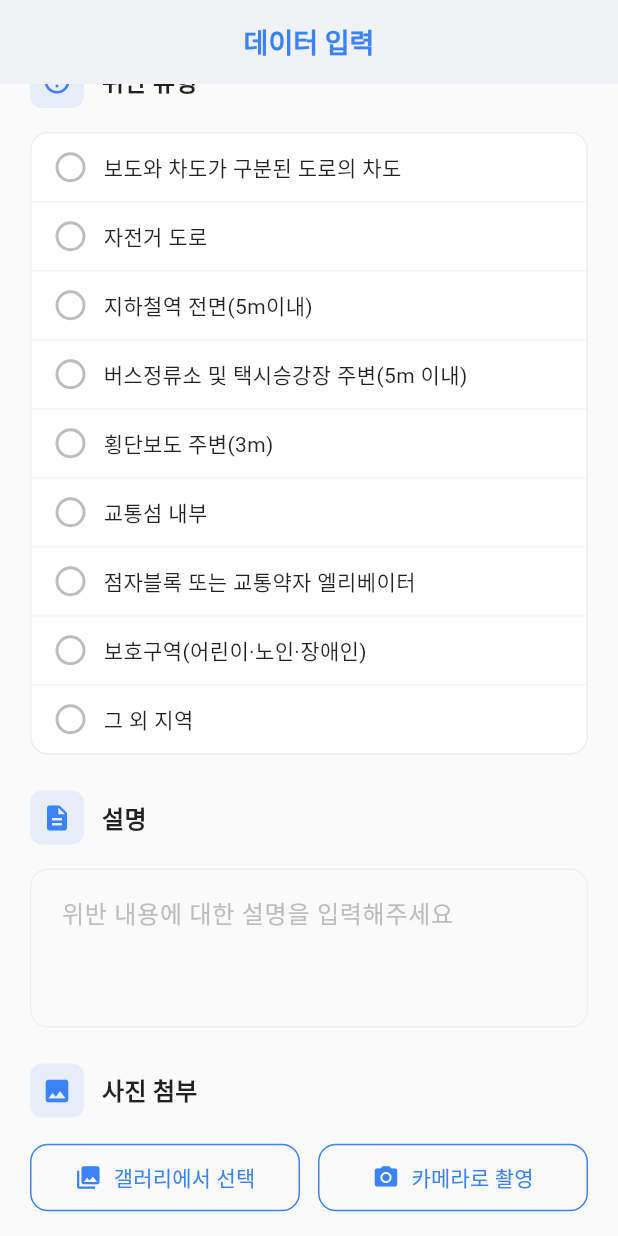
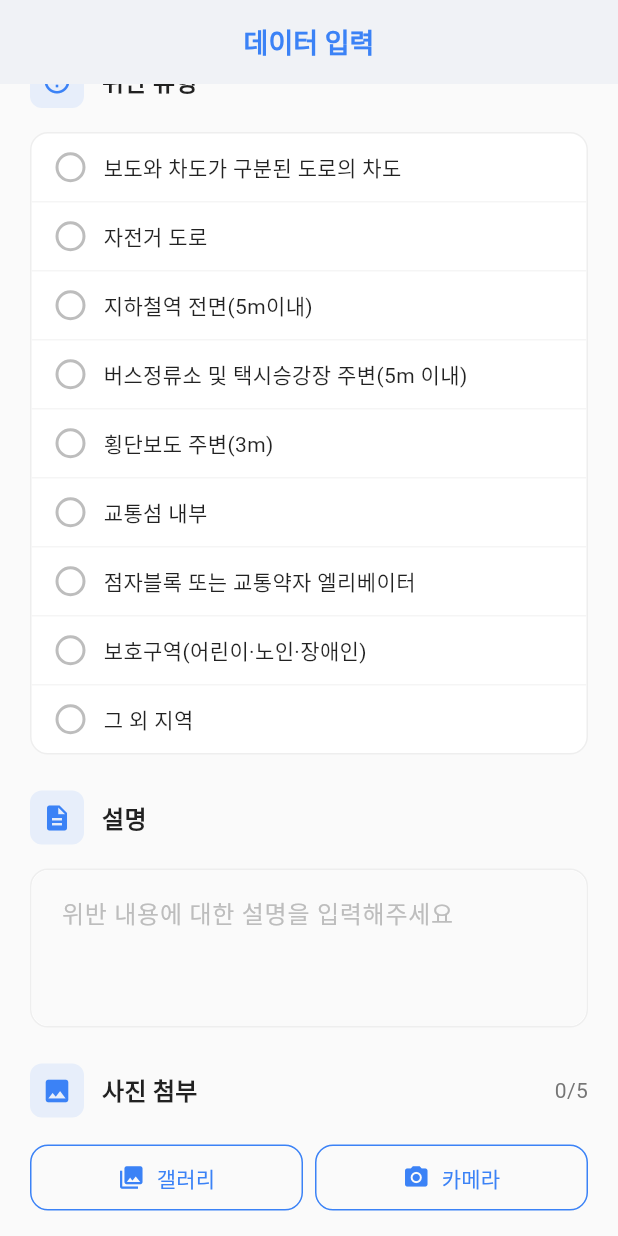
Before and after one commit to jarry3369/pm_goroshi, a Flutter app: the DataFormPage screen opened by its route, scrolled down 576 dp, on a phone screen of 412 x 824 dp. Run offline on Flutter 3.47's test engine with Material 3 defaults, Android fonts, the phone set to English and light mode, and no system bars; our stand-ins replace dio, flutter_image_compress, flutter_riverpod, freezed_annotation, geocoding, geolocator and 7 more; missing offline and left inert: flutter_naver_map, mobile_scanner; accounts and stored records are empty; generated files the repository leaves out were written again.

Commit message:
이미지 선택 멀티로 가능하도록 수정

```diff
--- a/pmgoroshi/lib/domain/services/image_picker_service.dart
+++ b/pmgoroshi/lib/domain/services/image_picker_service.dart
@@ -3,4 +3,5 @@ import 'package:riverpod_annotation/riverpod_annotation.dart';
 abstract class ImagePickerService {
   Future<String?> pickImageFromGallery();
   Future<String?> pickImageFromCamera();
+  Future<List<String>> pickMultipleImagesFromGallery();
 }
--- a/pmgoroshi/lib/presentation/pages/data_form/data_form_page.dart
+++ b/pmgoroshi/lib/presentation/pages/data_form/data_form_page.dart
@@ -618,13 +618,21 @@ class ImagePickerSection extends ConsumerWidget {
   const ImagePickerSection({super.key, required this.qrData});
 
   final String qrData;
+  // 최대 이미지 개수 상수 정의
+  static const int maxImages = 5;
 
   @override
   Widget build(BuildContext context, WidgetRef ref) {
     final imagePaths = ref.watch(
       dataFormControllerProvider(qrData).select((s) => s.imagePaths),
     );
+    final isImageLoading = ref.watch(
+      dataFormControllerProvider(qrData).select((s) => s.isImageLoading),
+    );
     final controller = ref.read(dataFormControllerProvider(qrData).notifier);
+
+    // 이미지가 최대 개수에 도달했는지 확인
+    final bool isMaxImagesReached = imagePaths.length >= maxImages;
 
     return Column(
       crossAxisAlignment: CrossAxisAlignment.start,
@@ -651,6 +659,27 @@ class ImagePickerSection extends ConsumerWidget {
                 color: Colors.black87,
               ),
             ),
+            const Spacer(),
+            // 이미지 로딩 인디케이터 추가
+            if (isImageLoading)
+              Container(
+                width: 16,
+                height: 16,
+                margin: const EdgeInsets.only(right: 8),
+                child: CircularProgressIndicator(
+                  color: Colors.grey.shade500,
+                  strokeWidth: 2,
+                ),
+              ),
+            // 이미지 수 표시 추가
+            Text(
+              '${imagePaths.length}/$maxImages',
+              style: TextStyle(
+                color: isMaxImagesReached ? Colors.red : Colors.grey.shade600,
+                fontWeight:
+                    isMaxImagesReached ? FontWeight.bold : FontWeight.normal,
+              ),
+            ),
           ],
         ),
         const SizedBox(height: 16),
@@ -658,21 +687,72 @@ class ImagePickerSection extends ConsumerWidget {
           children: [
             Expanded(
               child: OutlinedButton.icon(
-                onPressed: controller.pickImageFromGallery,
+                onPressed:
+                    isMaxImagesReached || isImageLoading
+                        ? null // 최대 개수에 도달하거나 로딩 중이면 버튼 비활성화
+                        : () async {
+                          if (imagePaths.length >= maxImages) {
+                            // 이미 최대 개수라면 스낵바 표시
+                            ScaffoldMessenger.of(context).showSnackBar(
+                              SnackBar(
+                                content: Text('최대 $maxImages장까지만 업로드 가능합니다'),
+                                backgroundColor: Colors.red.shade700,
+                              ),
+                            );
+                            return;
+                          }
+                          controller.pickMultipleImagesFromGallery();
+                        },
                 icon: const Icon(Icons.photo_library),
-                label: const Text('갤러리에서 선택'),
+                label: const Text('갤러리'),
+                style: OutlinedButton.styleFrom(
+                  disabledForegroundColor: Colors.grey.shade400,
+                  disabledBackgroundColor: Colors.grey.shade100,
+                ),
               ),
             ),
-            const SizedBox(width: 12),
+            const SizedBox(width: 8),
             Expanded(
               child: OutlinedButton.icon(
-                onPressed: controller.pickImageFromCamera,
+                onPressed:
+                    isMaxImagesReached || isImageLoading
+                        ? null // 최대 개수에 도달하거나 로딩 중이면 버튼 비활성화
+                        : () async {
+                          if (imagePaths.length >= maxImages) {
+                            // 이미 최대 개수라면 스낵바 표시
+                            ScaffoldMessenger.of(context).showSnackBar(
+                              SnackBar(
+                                content: Text('최대 $maxImages장까지만 업로드 가능합니다'),
+                                backgroundColor: Colors.red.shade700,
+                              ),
+                            );
+                            return;
+                          }
+                          controller.pickImageFromCamera();
+                        },
                 icon: const Icon(Icons.camera_alt),
-                label: const Text('카메라로 촬영'),
+                label: const Text('카메라'),
+                style: OutlinedButton.styleFrom(
+                  disabledForegroundColor: Colors.grey.shade400,
+                  disabledBackgroundColor: Colors.grey.shade100,
+                ),
               ),
             ),
           ],
         ),
+        // 최대 이미지 설명 메시지 추가
+        if (isMaxImagesReached)
+          Padding(
+            padding: const EdgeInsets.only(top: 8),
+            child: Text(
+              '최대 이미지 개수($maxImages장)에 도달했습니다.',
+              style: TextStyle(
+                fontSize: 12,
+                color: Colors.red.shade600,
+                fontStyle: FontStyle.italic,
+              ),
+            ),
+          ),
         const SizedBox(height: 16),
         if (imagePaths.isNotEmpty)
           GridView.builder(
--- a/pmgoroshi/lib/presentation/pages/data_form/data_form_state.dart
+++ b/pmgoroshi/lib/presentation/pages/data_form/data_form_state.dart
@@ -18,6 +18,7 @@ class DataFormState with _$DataFormState {
     Position? position,
     ViolationType? violationType,
     @Default(false) bool isLocationLoading,
+    @Default(false) bool isImageLoading,
   }) = _DataFormState;
 
   factory DataFormState.initial(String qrData) =>
```
Also changed, not shown: pmgoroshi/lib/data/services/image_picker_service_impl.dart (+12 -0 lines), pmgoroshi/lib/presentation/pages/data_form/data_form_controller.dart (+63 -0 lines), pmgoroshi/lib/presentation/pages/data_form/data_form_controller.g.dart, pmgoroshi/lib/presentation/pages/data_form/data_form_state.freezed.dart, pmgoroshi/lib/presentation/routes/app_router.g.dart.
